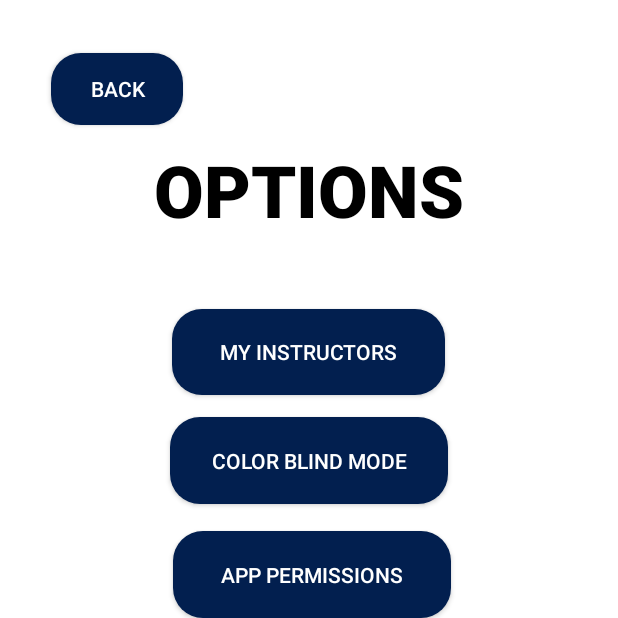
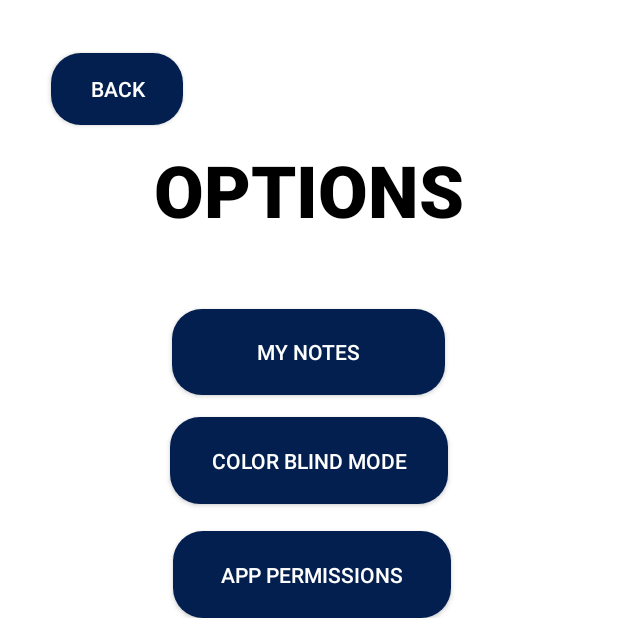
Before and after one commit to ValenzuelaJesus/UNR-CS-425-426-T48, an Android app: the Options_activity screen opened directly, with no data from a screen before it, on a phone screen of 412 x 824 dp, the top half of it. Run offline under Robolectric (Android 15) with nearby library versions, the phone set to English and light mode, and no system bars; libraries missing offline, so code that uses them is left out: androidx.camera.core, androidx.camera.lifecycle, androidx.camera.view; 1 statement that could not run was skipped.

Commit message:
"Added minor improvement"

```diff
--- a/app/src/main/java/com/example/senior/NotesFragment.java
+++ b/app/src/main/java/com/example/senior/NotesFragment.java
@@ -54,7 +54,7 @@ public class NotesFragment extends Fragment {
         listViewNotes.setAdapter(adapter);
 
         //array of building names
-        String[] buildingNames = {"Select A Building", "William N. Pennington", "Davidson Math and Science","Palmer Engineering", "Harry Reid Engineering Lab"};
+        String[] buildingNames = {"Select A Building","Ansari Business", "Chemistry Building", "Davidson Math and Science", "Harry Reid Engineering Lab", "Leifson Physics", "Palmer Engineering", "Schulich Lecture Hall", "William N. Pennington"};
 
 
         ArrayAdapter<String> buildingAdapter = new ArrayAdapter<>(requireContext(), android.R.layout.simple_spinner_item, buildingNames);
--- a/app/src/main/res/layout/activity_options.xml
+++ b/app/src/main/res/layout/activity_options.xml
@@ -19,7 +19,7 @@
                 android:layout_marginStart="113dp" android:layout_marginEnd="113dp"
                 app:layout_constraintEnd_toEndOf="parent"/>
         <androidx.appcompat.widget.AppCompatButton
-                android:text="My Instructors"
+                android:text="My Notes"
                 android:background="@drawable/button_color"
                 android:textColor="@android:color/white"
                 android:layout_width="182dp"
```
Also changed, not shown: app/src/main/java/com/example/senior/Building.java (+10 -4 lines).
